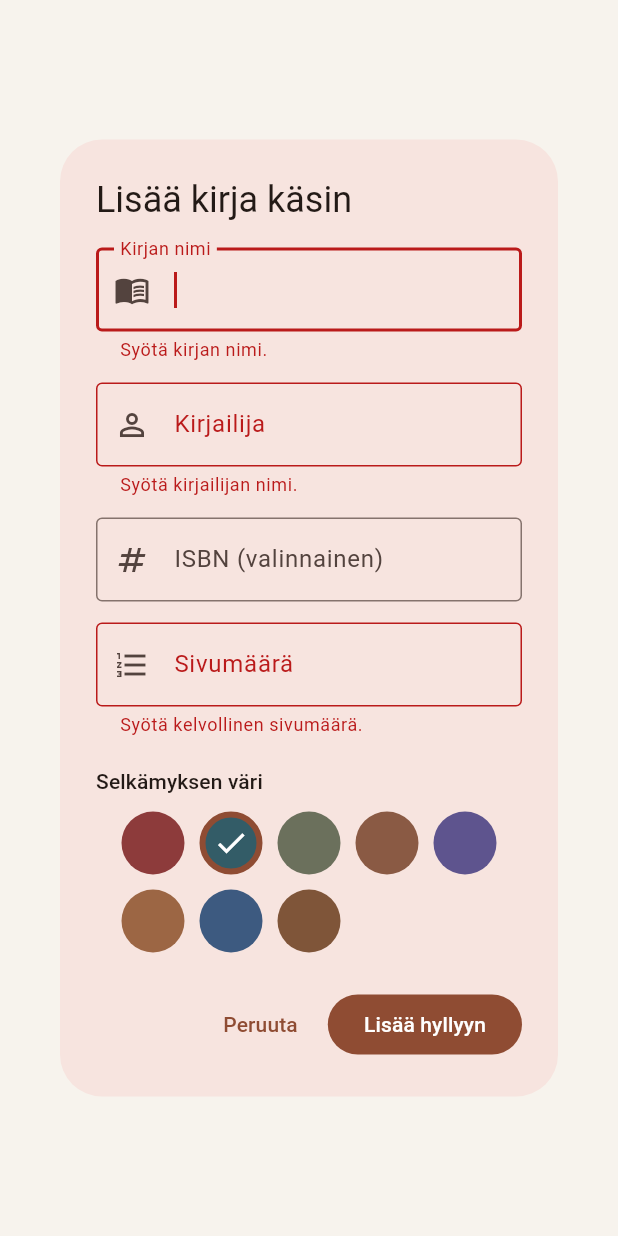
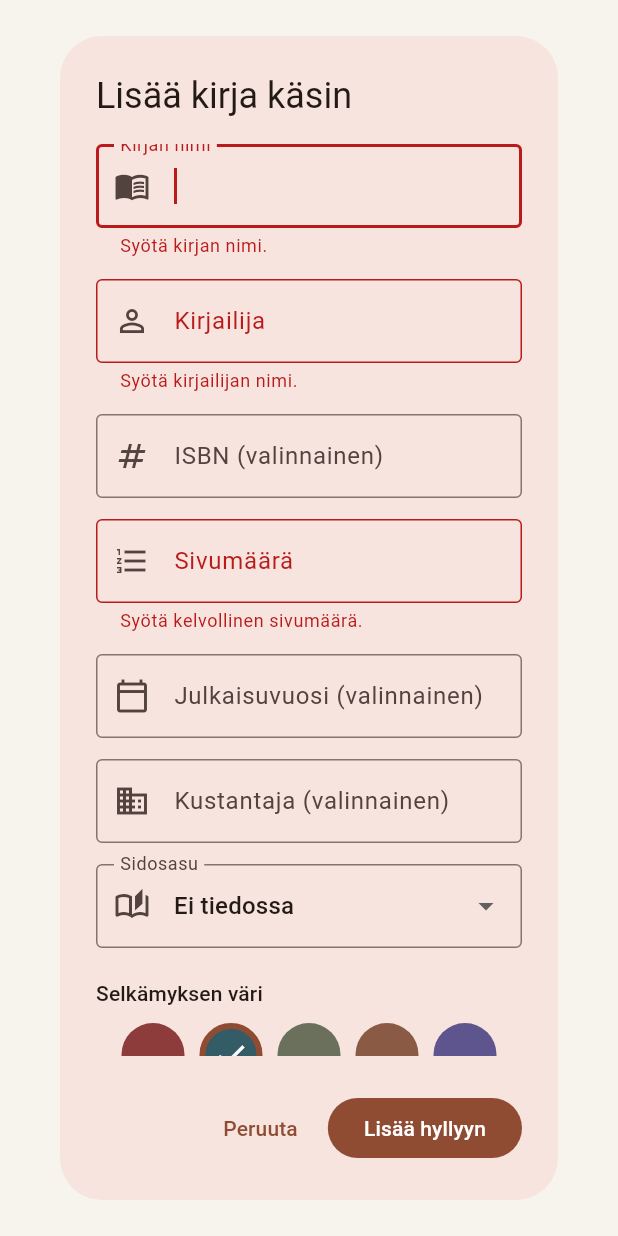
Before and after one commit to Kirjakauppias/my_shelf, a Flutter app: the ManualBookDialog widget shown alone on an empty page, opened directly, after a tap on "Lisää hyllyyn", on a phone screen of 412 x 824 dp. Run offline on Flutter 3.47's test engine with Material 3 defaults, Android fonts, the phone set to English and light mode, and no system bars; our stand-ins replace image_picker, share_plus, shared_preferences; missing offline and left inert: file_selector, mobile_scanner; accounts and stored records are empty.

Commit message:
feat: show and edit extended book metadata

```diff
--- a/lib/dialogs/manual_book_dialog.dart
+++ b/lib/dialogs/manual_book_dialog.dart
@@ -2,6 +2,7 @@ import 'package:flutter/material.dart';
 
 import '../models/book.dart';
 import '../models/book_binding.dart';
+import '../utils/isbn_utils.dart';
 
 class ManualBookDialog extends StatefulWidget {
   final String? initialIsbn;
@@ -20,6 +21,10 @@ class _ManualBookDialogState extends State<ManualBookDialog> {
   late final TextEditingController _authorController;
   late final TextEditingController _isbnController;
   late final TextEditingController _pageCountController;
+  late final TextEditingController _publicationYearController;
+  late final TextEditingController _publisherController;
+
+  BookBinding _selectedBinding = BookBinding.unknown;
 
   Color _selectedColor = const Color(0xFF335C67);
 
@@ -52,6 +57,16 @@ class _ManualBookDialogState extends State<ManualBookDialog> {
       text: existingBook?.pageCount.toString() ?? '',
     );
 
+    _publicationYearController = TextEditingController(
+      text: existingBook?.publicationYear?.toString() ?? '',
+    );
+
+    _publisherController = TextEditingController(
+      text: existingBook?.publisher ?? '',
+    );
+
+    _selectedBinding = existingBook?.binding ?? BookBinding.unknown;
+
     if (existingBook != null) {
       _selectedColor = existingBook.spineColor;
     }
@@ -63,6 +78,8 @@ class _ManualBookDialogState extends State<ManualBookDialog> {
     _authorController.dispose();
     _isbnController.dispose();
     _pageCountController.dispose();
+    _publicationYearController.dispose();
+    _publisherController.dispose();
     super.dispose();
   }
 
@@ -73,9 +90,19 @@ class _ManualBookDialogState extends State<ManualBookDialog> {
 
     final title = _titleController.text.trim();
     final author = _authorController.text.trim();
-    final isbn = _isbnController.text.trim().replaceAll(RegExp(r'[\s-]'), '');
+    final isbn = IsbnUtils.normalize(_isbnController.text.trim());
 
     final pageCount = int.parse(_pageCountController.text.trim());
+
+    final publicationYearText = _publicationYearController.text.trim();
+
+    final publicationYear = publicationYearText.isEmpty
+        ? null
+        : int.parse(publicationYearText);
+
+    final publisherText = _publisherController.text.trim();
+
+    final publisher = publisherText.isEmpty ? null : publisherText;
 
     final id =
         widget.book?.id ??
@@ -93,9 +120,9 @@ class _ManualBookDialogState extends State<ManualBookDialog> {
 
       // Bibliografiset tiedot säilytetään muokkauksessa.
       // Niille lisätään omat muokkauskentät myöhemmin v0.12:ssa.
-      publicationYear: widget.book?.publicationYear,
-      publisher: widget.book?.publisher,
-      binding: widget.book?.binding ?? BookBinding.unknown,
+      publicationYear: publicationYear,
+      publisher: publisher,
+      binding: _selectedBinding,
 
       // Myös kirjan muut jo olemassa olevat tiedot täytyy säilyttää.
       coverUrl: widget.book?.coverUrl,
@@ -166,20 +193,14 @@ class _ManualBookDialogState extends State<ManualBookDialog> {
                     border: OutlineInputBorder(),
                   ),
                   validator: (value) {
-                    final normalized =
-                        value?.trim().replaceAll(RegExp(r'[\s-]'), '') ?? '';
+                    final normalized = IsbnUtils.normalize(value?.trim() ?? '');
 
                     if (normalized.isEmpty) {
                       return null;
                     }
 
-                    final isIsbn10 = RegExp(
-                      r'^\d{9}[\dXx]$',
-                    ).hasMatch(normalized);
-                    final isIsbn13 = RegExp(r'^\d{13}$').hasMatch(normalized);
-
-                    if (!isIsbn10 && !isIsbn13) {
-                      return 'Syötä ISBN-10 tai ISBN-13.';
+                    if (!IsbnUtils.isValid(normalized)) {
+                      return 'Syötä kelvollinen ISBN-10 tai ISBN-13.';
                     }
 
                     return null;
@@ -189,8 +210,8 @@ class _ManualBookDialogState extends State<ManualBookDialog> {
                 TextFormField(
                   controller: _pageCountController,
                   keyboardType: TextInputType.number,
-                  textInputAction: TextInputAction.done,
-                  onFieldSubmitted: (_) => _submit(),
+                  textInputAction: TextInputAction.next,
+                  //onFieldSubmitted: (_) => _submit(),
                   decoration: const InputDecoration(
                     labelText: 'Sivumäärä',
                     prefixIcon: Icon(Icons.format_list_numbered),
@@ -204,6 +225,69 @@ class _ManualBookDialogState extends State<ManualBookDialog> {
                     }
 
                     return null;
+                  },
+                ),
+
+                const SizedBox(height: 14),
+                TextFormField(
+                  controller: _publicationYearController,
+                  keyboardType: TextInputType.number,
+                  textInputAction: TextInputAction.next,
+                  decoration: const InputDecoration(
+                    labelText: 'Julkaisuvuosi (valinnainen)',
+                    prefixIcon: Icon(Icons.calendar_today_outlined),
+                    border: OutlineInputBorder(),
+                  ),
+                  validator: (value) {
+                    final text = value?.trim() ?? '';
+
+                    if (text.isEmpty) {
+                      return null;
+                    }
+
+                    final year = int.tryParse(text);
+
+                    if (year == null || year < 1 || year > 9999) {
+                      return 'Syötä kelvollinen julkaisuvuosi.';
+                    }
+
+                    return null;
+                  },
+                ),
+
+                const SizedBox(height: 14),
+                TextFormField(
+                  controller: _publisherController,
+                  textInputAction: TextInputAction.done,
+                  decoration: const InputDecoration(
+                    labelText: 'Kustantaja (valinnainen)',
+                    prefixIcon: Icon(Icons.business_outlined),
+                    border: OutlineInputBorder(),
+                  ),
+                ),
+
+                const SizedBox(height: 14),
+                DropdownButtonFormField<BookBinding>(
+                  initialValue: _selectedBinding,
+                  decoration: const InputDecoration(
+                    labelText: 'Sidosasu',
+                    prefixIcon: Icon(Icons.auto_stories_outlined),
+                    border: OutlineInputBorder(),
+                  ),
+                  items: BookBinding.values.map((binding) {
+                    return DropdownMenuItem<BookBinding>(
+                      value: binding,
+                      child: Text(binding.label),
+                    );
+                  }).toList(),
+                  onChanged: (binding) {
+                    if (binding == null) {
+                      return;
+                    }
+
+                    setState(() {
+                      _selectedBinding = binding;
+                    });
                   },
                 ),
                 const SizedBox(height: 20),
--- a/lib/screens/book_details_screen.dart
+++ b/lib/screens/book_details_screen.dart
@@ -5,6 +5,7 @@ import '../dialogs/manual_book_dialog.dart';
 import '../services/custom_cover_service.dart';
 import '../widgets/book_cover_hero.dart';
 import '../widgets/shelf_board.dart';
+import '../models/book_binding.dart';
 
 class BookDetailsResult {
   final bool deleted;
@@ -494,6 +495,24 @@ class BookDetailsScreen extends StatelessWidget {
                       label: 'Sivumäärä',
                       value: '${book.pageCount}',
                     ),
+                    const Divider(height: 1),
+                    _BookDetailRow(
+                      icon: Icons.calendar_today_outlined,
+                      label: 'Julkaisuvuosi',
+                      value: book.publicationYear?.toString() ?? 'Ei tiedossa',
+                    ),
+                    const Divider(height: 1),
+                    _BookDetailRow(
+                      icon: Icons.business_outlined,
+                      label: 'Kustantaja',
+                      value: book.publisher ?? 'Ei tiedossa',
+                    ),
+                    const Divider(height: 1),
+                    _BookDetailRow(
+                      icon: Icons.auto_stories_outlined,
+                      label: 'Sidosasu',
+                      value: book.binding.label,
+                    ),
                   ],
                 ),
               ),
```
